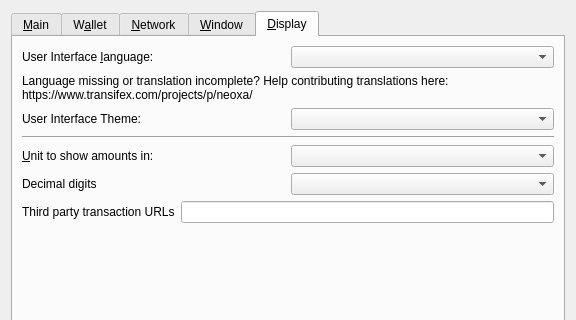
Qt form src/qt/forms/optionsdialog.ui (1NF1N18Y/Points-Smartnodes) before a commit; both pictures show x 0 to 576 and y 0 to 320 of the 576 by 463 pixel window.
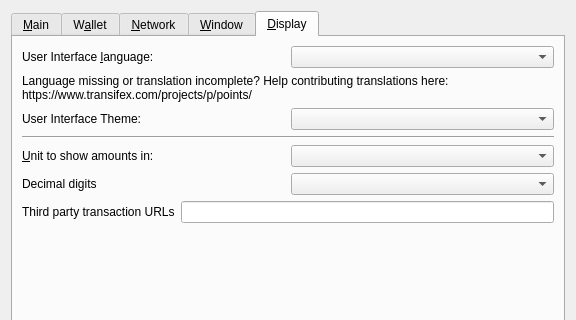
The same form after that commit. The open tabs and pages were chosen to show the change. Custom widgets are drawn as their Qt base class.

```diff
--- a/src/qt/forms/optionsdialog.ui
+++ b/src/qt/forms/optionsdialog.ui
@@ -713,7 +713,7 @@
          </property>
          <property name="text">
           <string>Language missing or translation incomplete? Help contributing translations here:
-https://www.transifex.com/projects/p/neoxa/</string>
+https://www.transifex.com/projects/p/points/</string>
          </property>
          <property name="wordWrap">
           <bool>true</bool>
```
